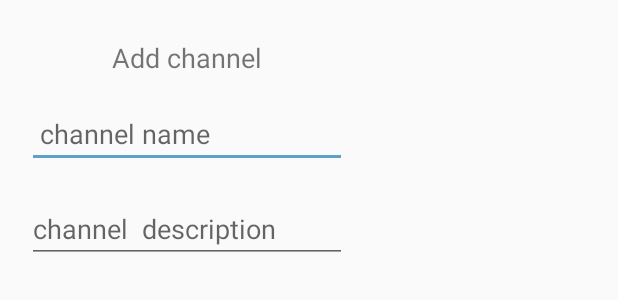
After one commit to togahepi/Smash, an Android app: the layout add_channel_dialog.xml on its own in the app's theme, with its tools: preview values and no code run, on a phone screen of 412 x 824 dp. The commit adds this screen. Shown: the top 300 px of the screen. Run offline under Robolectric (Android 15) with nearby library versions, the phone set to English and light mode, and no system bars.

Commit message:
Initianize an dialog for creat add channel chat

```diff
--- /dev/null
+++ b/app/src/main/res/layout/add_channel_dialog.xml
@@ -0,0 +1,27 @@
+<?xml version="1.0" encoding="utf-8"?>
+<LinearLayout xmlns:android="http://schemas.android.com/apk/res/android"
+              android:layout_width="wrap_content"
+              android:layout_height="wrap_content" android:orientation="vertical">
+
+    <TextView
+            android:text="Add channel"
+            android:layout_width="match_parent"
+            android:layout_height="wrap_content" android:id="@+id/textView3" android:textAlignment="center"
+            android:textSize="18sp" android:layout_marginBottom="16dp" android:layout_marginTop="26dp"/>
+    <EditText
+            android:layout_width="match_parent"
+            android:layout_height="wrap_content"
+            android:inputType="textPersonName"
+            android:ems="10"
+            android:id="@+id/addChannelNameTxt" android:hint=" channel name"
+            android:textColor="@android:color/darker_gray" android:layout_marginBottom="18dp"
+            android:layout_marginRight="18dp" android:layout_marginLeft="18dp"/>
+    <EditText
+            android:layout_width="match_parent"
+            android:layout_height="wrap_content"
+            android:inputType="textPersonName"
+            android:ems="10"
+            android:id="@+id/addChannelDescTxt" android:hint="channel  description"
+            android:textColor="@android:color/darker_gray" android:layout_marginBottom="18dp"
+            android:layout_marginLeft="18dp" android:layout_marginRight="18dp"/>
+</LinearLayout>
```
Also changed, not shown: app/src/main/java/com/example/togahepi/smack/Controller/MainActivity.kt (+36 -4 lines).
